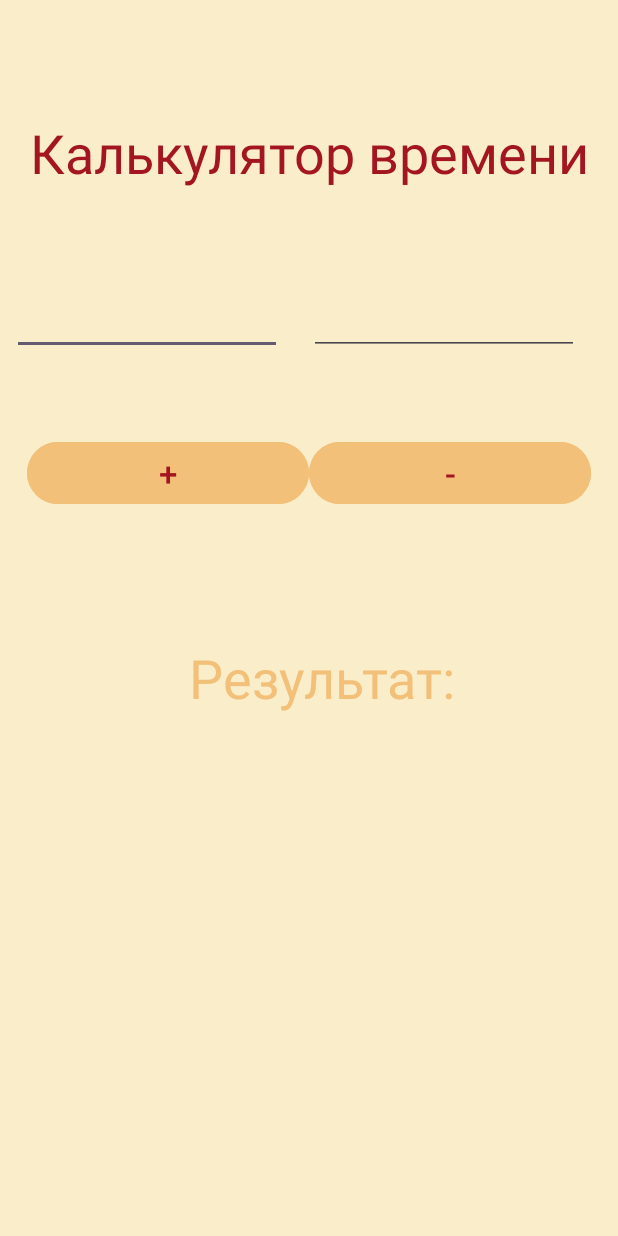
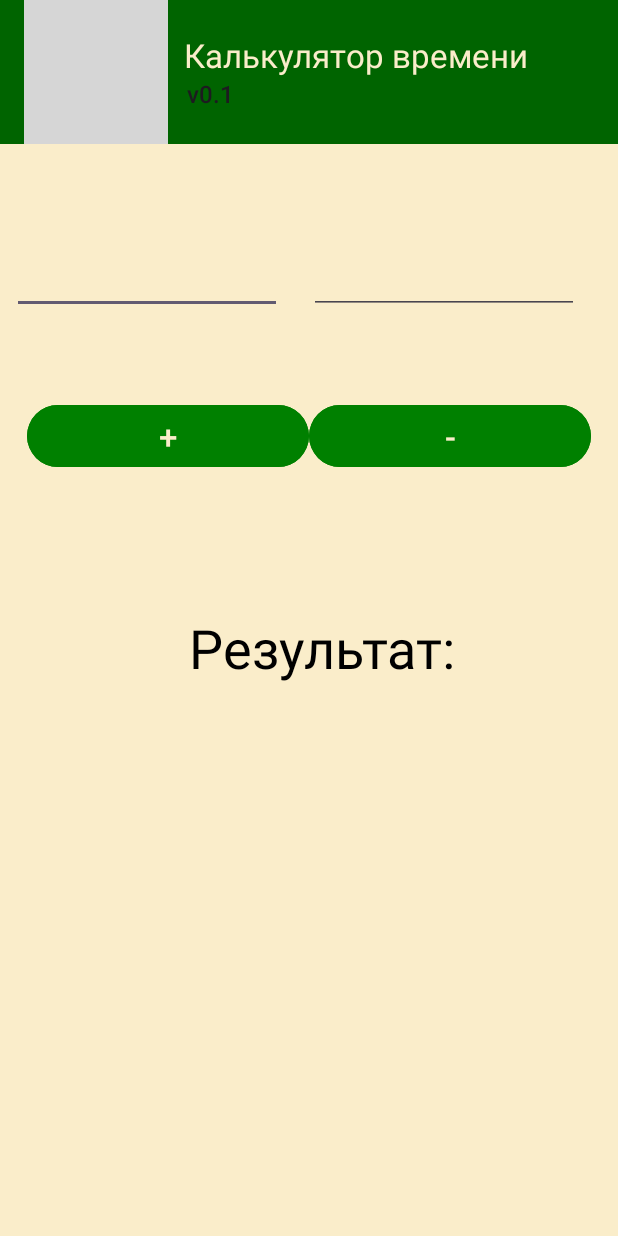
Before and after one commit to PawPrintsInTheDark/AndroidLessons, an Android app: the screen it shows after launch (MainActivity), on a phone screen of 412 x 824 dp. Run offline under Robolectric (Android 15) with nearby library versions, the phone set to English and light mode, and no system bars; 1 statement that could not run was skipped; grey boxes are pictures that could not be loaded.

Commit message:
Toolbar Menu Toast

```diff
--- a/app/src/main/java/com/example/androidlessons/MainActivity.kt
+++ b/app/src/main/java/com/example/androidlessons/MainActivity.kt
@@ -1,11 +1,15 @@
 package com.example.androidlessons
 
+import android.annotation.SuppressLint
 import android.os.Build
 import android.os.Bundle
+import android.view.Menu
+import android.view.MenuItem
 import android.view.View
 import android.widget.Button
 import android.widget.EditText
 import android.widget.TextView
+import android.widget.Toast
 import androidx.activity.enableEdgeToEdge
 import androidx.annotation.RequiresApi
 import androidx.appcompat.app.AppCompatActivity
@@ -15,6 +19,8 @@ import java.time.LocalTime
 
 class MainActivity : AppCompatActivity(), View.OnClickListener {
 
+    private lateinit var toolbarMain: androidx.appcompat.widget.Toolbar
+
     private lateinit var firstOperandEV: EditText
     private lateinit var secondOperandEV: EditText
 
@@ -22,6 +28,34 @@ class MainActivity : AppCompatActivity(), View.OnClickListener {
     private lateinit var difBTN: Button
 
     private lateinit var resultTV: TextView
+
+
+    override fun onCreateOptionsMenu(menu: Menu?): Boolean {
+        menuInflater.inflate(R.menu.menu_main, menu)
+
+        return true
+    }
+
+    @SuppressLint("ResourceAsColor")
+    override fun onOptionsItemSelected(item: MenuItem): Boolean {
+
+        when(item.itemId){
+            R.id.resetMenuMain -> {
+                firstOperandEV.text.clear()
+                secondOperandEV.text.clear()
+                resultTV.setTextColor(resources.getColor(R.color.black, theme))
+                resultTV.text = "Результат"
+                Toast.makeText(applicationContext, "Данные очищены", Toast.LENGTH_SHORT).show()
+            }
+            R.id.exitMenuMain -> {
+                finish()
+                Toast.makeText(applicationContext, "Приложение закрыто", Toast.LENGTH_SHORT).show()
+
+            }
+        }
+
+        return super.onOptionsItemSelected(item)
+    }
 
     override fun onCreate(savedInstanceState: Bundle?) {
         super.onCreate(savedInstanceState)
@@ -32,6 +66,13 @@ class MainActivity : AppCompatActivity(), View.OnClickListener {
             v.setPadding(systemBars.left, systemBars.top, systemBars.right, systemBars.bottom)
             insets
         }
+
+        toolbarMain = findViewById(R.id.toolbarMain)
+        setSupportActionBar(toolbarMain)
+        title = "  Калькулятор времени"
+        toolbarMain.subtitle = "   v0.1"
+        toolbarMain.setLogo(R.drawable.baseline_access_time_24)
+
 
         firstOperandEV = findViewById(R.id.firstOperandET)
         secondOperandEV = findViewById(R.id.secondOperandET)
@@ -45,6 +86,7 @@ class MainActivity : AppCompatActivity(), View.OnClickListener {
 
     }
 
+    @SuppressLint("ResourceAsColor")
     @RequiresApi(Build.VERSION_CODES.O)
     override fun onClick(v: View) {
         val time1 = timeParse(firstOperandEV.text.toString())
@@ -65,7 +107,10 @@ class MainActivity : AppCompatActivity(), View.OnClickListener {
             else -> LocalTime.of(0, 0, 0)
         }
 
+        resultTV.setTextColor(resources.getColor (R.color.color6task, theme))
         resultTV.text = formatTime(res)
+        Toast.makeText(applicationContext, "Результат: ${formatTime(res)}", Toast.LENGTH_SHORT).show()
+
     }
 
     @RequiresApi(Build.VERSION_CODES.O)
--- a/app/src/main/res/layout/activity_main.xml
+++ b/app/src/main/res/layout/activity_main.xml
@@ -8,18 +8,15 @@
         android:background="@color/color3"
         tools:context=".MainActivity">
 
-    <TextView
-        android:id="@+id/titileTV"
-        android:layout_width="wrap_content"
+
+    <androidx.appcompat.widget.Toolbar
+            android:id="@+id/toolbarMain"
+            android:layout_width="match_parent"
             android:layout_height="wrap_content"
-        android:text="Калькулятор времени"
-        android:textColor="@color/color1"
-        android:textSize="36sp"
-        app:layout_constraintBottom_toBottomOf="parent"
-        app:layout_constraintEnd_toEndOf="parent"
-        app:layout_constraintStart_toStartOf="parent"
-        app:layout_constraintTop_toTopOf="parent"
-        app:layout_constraintVertical_bias="0.1" />
+            android:background="#006400"
+            app:titleTextColor="@color/color1"
+            tools:ignore="MissingConstraints" />
+
 
     <LinearLayout
             android:id="@+id/linearLayoutInputOperand"
@@ -30,11 +27,11 @@
             app:layout_constraintBottom_toBottomOf="parent"
             app:layout_constraintEnd_toEndOf="parent"
             app:layout_constraintStart_toStartOf="parent"
-        app:layout_constraintTop_toBottomOf="@id/titileTV"
+            app:layout_constraintTop_toBottomOf="@id/toolbarMain"
             app:layout_constraintVertical_bias="0.1">
 
         <EditText
-            android:textColor="@color/color1"
+                android:textColor="@color/black"
                 android:id="@+id/firstOperandET"
                 android:layout_width="match_parent"
                 android:layout_height="wrap_content"
@@ -42,7 +39,7 @@
                 android:layout_weight="1" />
 
         <EditText
-            android:textColor="@color/color1"
+                android:textColor="@color/black"
                 android:id="@+id/secondOperandET"
                 android:layout_width="match_parent"
                 android:layout_height="wrap_content"
@@ -66,7 +63,7 @@
         <Button
                 android:id="@+id/sumBTN"
                 android:textColor="@color/color1"
-            android:backgroundTint="@color/color2"
+                android:backgroundTint="@color/color4"
                 android:layout_width="match_parent"
                 android:layout_height="wrap_content"
                 android:text="+"
@@ -76,7 +73,7 @@
         <Button
                 android:id="@+id/difBTN"
                 android:textColor="@color/color1"
-            android:backgroundTint="@color/color2"
+                android:backgroundTint="@color/color4"
                 android:layout_width="match_parent"
                 android:layout_height="wrap_content"
                 android:text="-"
@@ -87,7 +84,7 @@
 
     <TextView
             android:id="@+id/resultRV"
-        android:textColor="@color/color2"
+            android:textColor="@color/black"
             android:layout_width="match_parent"
             android:layout_height="wrap_content"
             android:layout_marginStart="16dp"
@@ -97,8 +94,7 @@
             app:layout_constraintBottom_toBottomOf="parent"
             app:layout_constraintStart_toStartOf="parent"
             app:layout_constraintTop_toBottomOf="@+id/linearLayoutChoiseOperator"
-        app:layout_constraintVertical_bias="0.2"
-        />
+            app:layout_constraintVertical_bias="0.2" />
 
 
 </androidx.constraintlayout.widget.ConstraintLayout>
--- a/app/src/main/res/values/colors.xml
+++ b/app/src/main/res/values/colors.xml
@@ -2,7 +2,9 @@
 <resources>
     <color name="black">#FF000000</color>
     <color name="white">#FFFFFFFF</color>
-    <color name="color1">#A31621</color>
-    <color name="color2">#F2C078</color>
+    <color name="color1">#FAEDCA</color>
+    <color name="color2">#006400</color>
     <color name="color3">#FAEDCA</color>
+    <color name="color4">#008000</color>
+    <color name="color6task">#8B0000</color>
 </resources>
--- a/app/src/main/res/values/strings.xml
+++ b/app/src/main/res/values/strings.xml
@@ -1,4 +1,6 @@
 <resources>
     <string name="app_name">AndroidLessons</string>
+    <string name="reset">Reset</string>
+    <string name="exit">Exit</string>
 
 </resources>
```
Also changed, not shown: 8 other files. Lines whose indentation alone changed are shown as unchanged.
